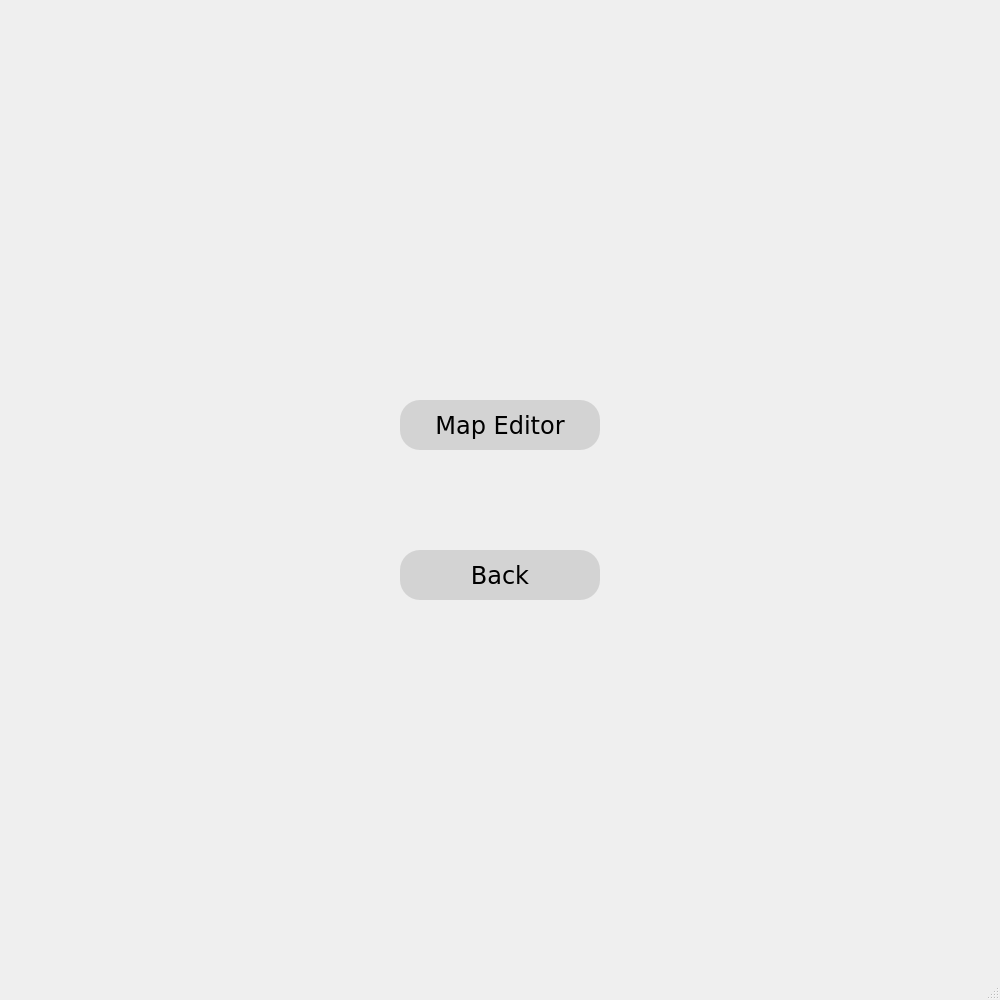
The window that RoboArena2/MenuAssets/ExtrasMenu.ui (Mesaying/Roboarena2023Team3) describes before a commit, drawn with Qt 5.
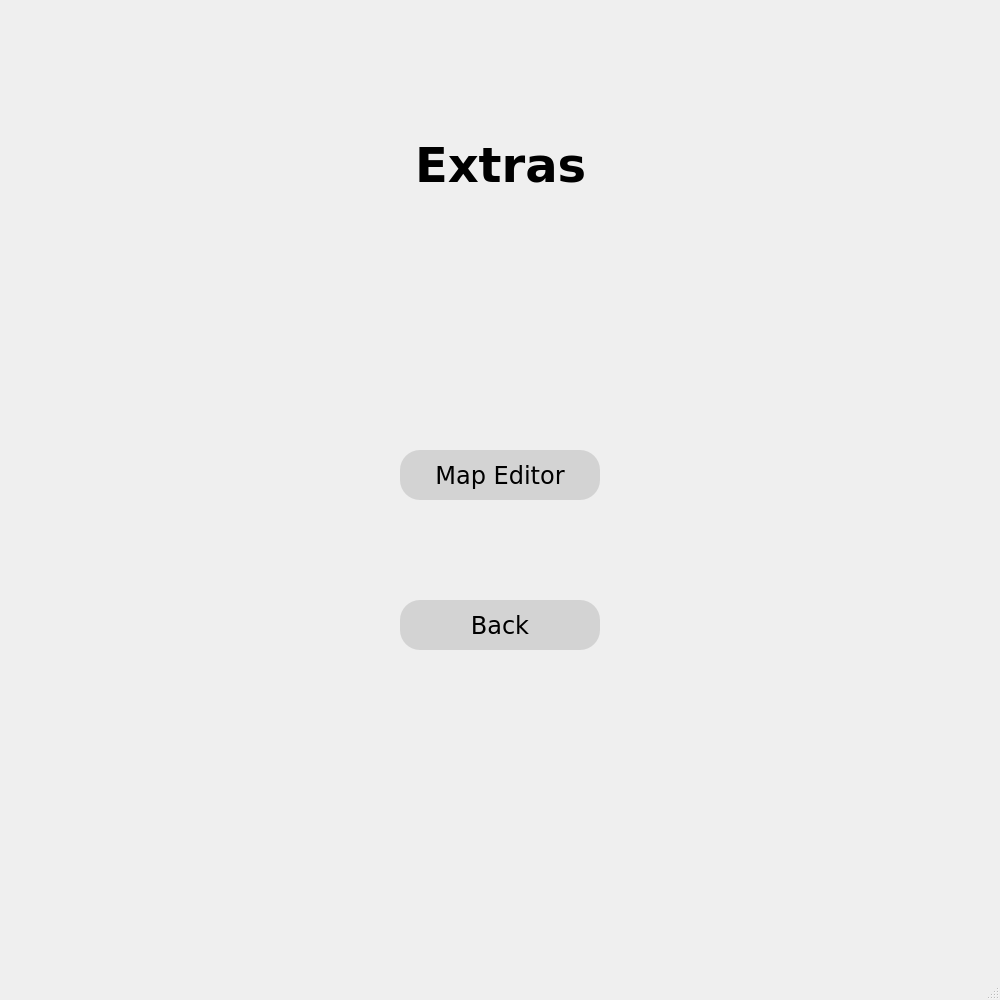
The same window after the commit.

The edit to the form file:
```diff
--- a/RoboArena2/MenuAssets/ExtrasMenu.ui
+++ b/RoboArena2/MenuAssets/ExtrasMenu.ui
@@ -18,7 +18,7 @@
     <property name="geometry">
      <rect>
       <x>400</x>
-      <y>400</y>
+      <y>450</y>
       <width>200</width>
       <height>50</height>
      </rect>
@@ -48,7 +48,7 @@
     <property name="geometry">
      <rect>
       <x>400</x>
-      <y>550</y>
+      <y>600</y>
       <width>200</width>
       <height>50</height>
      </rect>
@@ -75,6 +75,39 @@
      <string>Back</string>
     </property>
    </widget>
+   <widget class="QLabel" name="coolHeader">
+    <property name="geometry">
+     <rect>
+      <x>415</x>
+      <y>100</y>
+      <width>301</width>
+      <height>131</height>
+     </rect>
+    </property>
+    <property name="font">
+     <font>
+      <family>Verdana</family>
+      <pointsize>36</pointsize>
+      <weight>75</weight>
+      <bold>true</bold>
+     </font>
+    </property>
+    <property name="styleSheet">
+     <string notr="true">Qlabel#coolHeader {
+    font-size: 24px;
+    font-family: &quot;Arial&quot;;
+    font-weight: bold;
+    color: #3366FF;
+    background-color: #F0F0F0;
+    padding: 10px;
+    border-radius: 5px;
+}
+</string>
+    </property>
+    <property name="text">
+     <string>Extras</string>
+    </property>
+   </widget>
   </widget>
   <widget class="QStatusBar" name="statusbar"/>
  </widget>
```
